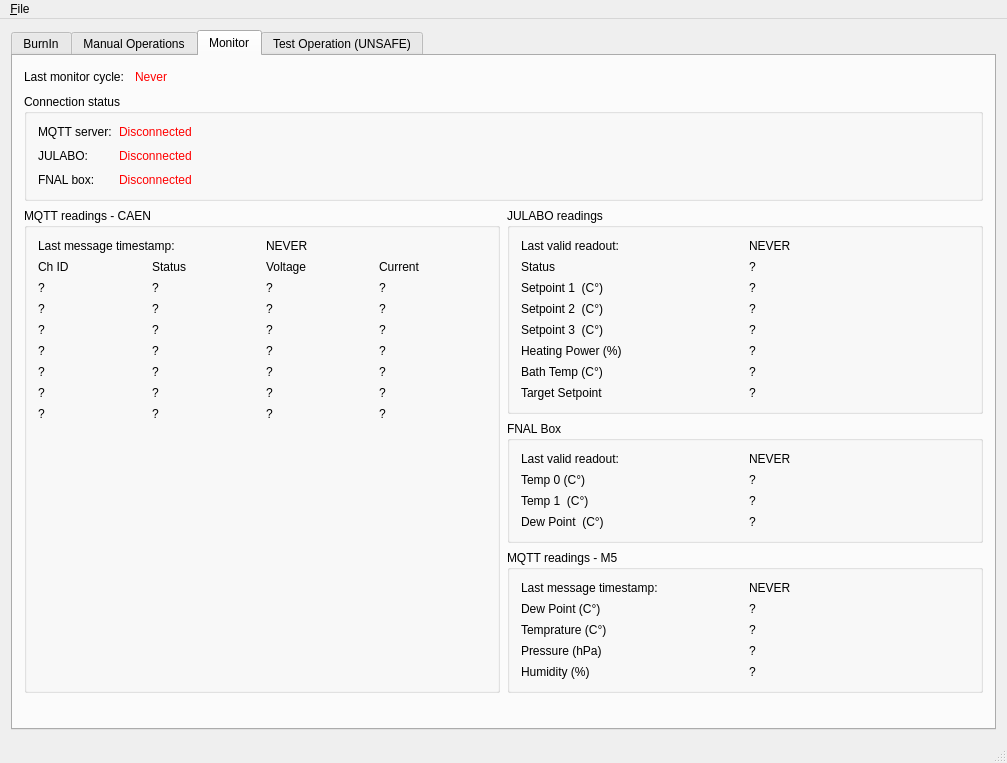
pisaoutertracker/BurnIn_Controller, file GUI.ui: the form before one commit.
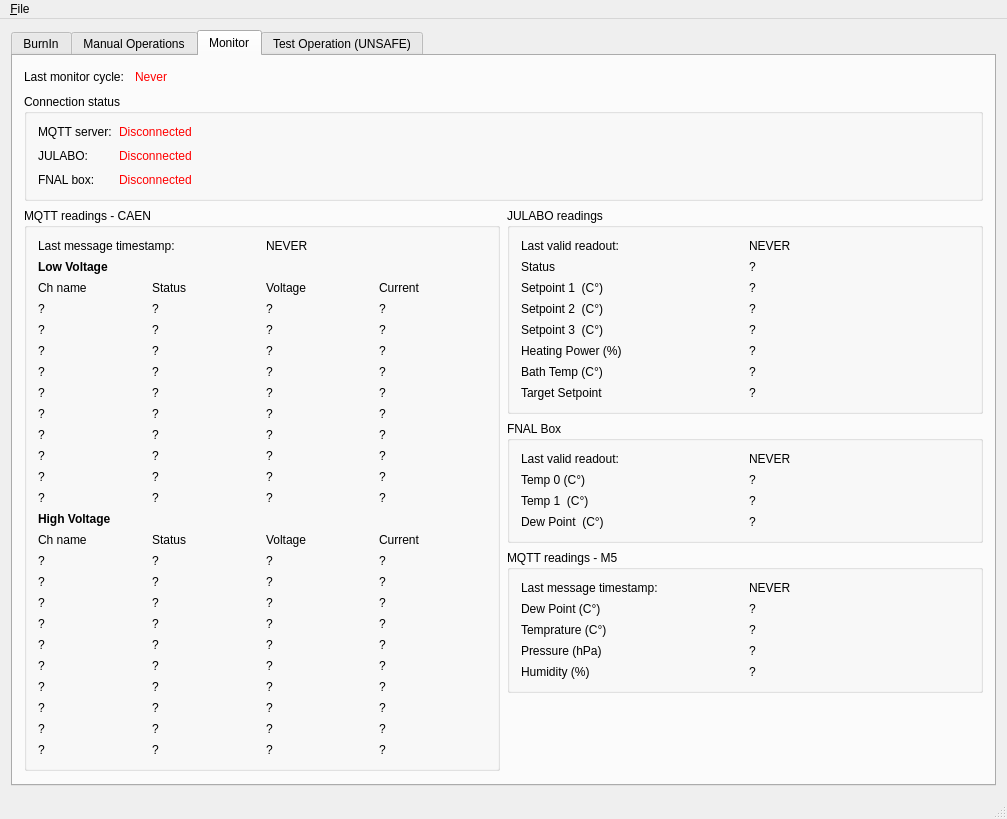
The form after the commit. The open tabs and pages were chosen to show the change. Icons and pictures are not drawn.

Commit message: Adjusting the number of CAEN channels

The edit to the form file:
```diff
--- a/GUI.ui
+++ b/GUI.ui
@@ -10,7 +10,7 @@
     <x>0</x>
     <y>0</y>
     <width>1007</width>
-    <height>763</height>
+    <height>777</height>
    </rect>
   </property>
   <property name="font">
@@ -38,7 +38,7 @@
        </font>
       </property>
       <property name="currentIndex">
-       <number>1</number>
+       <number>2</number>
       </property>
       <widget class="QWidget" name="BurnIn_tab">
        <attribute name="title">
@@ -507,14 +507,94 @@
         <item>
          <widget class="QGroupBox" name="groupBox_11">
           <property name="title">
-           <string>CAEN LV/HV</string>
+           <string>CAEN LV/HV (NOT YET WORKING)</string>
           </property>
           <layout class="QVBoxLayout" name="verticalLayout_13">
            <item>
             <layout class="QHBoxLayout" name="horizontalLayout_2">
+             <item>
+              <widget class="QLabel" name="label_93">
+               <property name="text">
+                <string>LV Ch:</string>
+               </property>
+              </widget>
+             </item>
              <item>
               <widget class="QComboBox" name="comboBox"/>
              </item>
+             <item>
+              <widget class="QLabel" name="label_91">
+               <property name="text">
+                <string>Status:</string>
+               </property>
+              </widget>
+             </item>
+             <item>
+              <widget class="QLabel" name="label_95">
+               <property name="text">
+                <string>?</string>
+               </property>
+              </widget>
+             </item>
+             <item>
+              <widget class="QLabel" name="label_96">
+               <property name="text">
+                <string>Voltage:</string>
+               </property>
+              </widget>
+             </item>
+             <item>
+              <widget class="QLabel" name="label_97">
+               <property name="text">
+                <string>?</string>
+               </property>
+              </widget>
+             </item>
+             <item>
+              <widget class="QLabel" name="label_98">
+               <property name="text">
+                <string>Current:</string>
+               </property>
+              </widget>
+             </item>
+             <item>
+              <widget class="QLabel" name="label_99">
+               <property name="text">
+                <string>?</string>
+               </property>
+              </widget>
+             </item>
+             <item>
+              <widget class="QPushButton" name="pushButton">
+               <property name="text">
+                <string>ON</string>
+               </property>
+              </widget>
+             </item>
+             <item>
+              <widget class="QPushButton" name="pushButton_2">
+               <property name="text">
+                <string>OFF</string>
+               </property>
+              </widget>
+             </item>
+             <item>
+              <widget class="QLabel" name="label_105">
+               <property name="text">
+                <string>Set voltage:</string>
+               </property>
+              </widget>
+             </item>
+             <item>
+              <widget class="QDoubleSpinBox" name="doubleSpinBox"/>
+             </item>
+             <item>
+              <widget class="QPushButton" name="pushButton_3">
+               <property name="text">
+                <string>Set Voltage</string>
+               </property>
+              </widget>
+             </item>
              <item>
               <spacer name="horizontalSpacer_10">
                <property name="orientation">
@@ -539,9 +619,89 @@
            </item>
            <item>
             <layout class="QHBoxLayout" name="horizontalLayout_3">
+             <item>
+              <widget class="QLabel" name="label_94">
+               <property name="text">
+                <string>HV Ch:</string>
+               </property>
+              </widget>
+             </item>
              <item>
               <widget class="QComboBox" name="comboBox_2"/>
              </item>
+             <item>
+              <widget class="QLabel" name="label_92">
+               <property name="text">
+                <string>Status:</string>
+               </property>
+              </widget>
+             </item>
+             <item>
+              <widget class="QLabel" name="label_100">
+               <property name="text">
+                <string>?</string>
+               </property>
+              </widget>
+             </item>
+             <item>
+              <widget class="QLabel" name="label_101">
+               <property name="text">
+                <string>Voltage:</string>
+               </property>
+              </widget>
+             </item>
+             <item>
+              <widget class="QLabel" name="label_102">
+               <property name="text">
+                <string>?</string>
+               </property>
+              </widget>
+             </item>
+             <item>
+              <widget class="QLabel" name="label_103">
+               <property name="text">
+                <string>Current:</string>
+               </property>
+              </widget>
+             </item>
+             <item>
+              <widget class="QLabel" name="label_104">
+               <property name="text">
+                <string>?</string>
+               </property>
+              </widget>
+             </item>
+             <item>
+              <widget class="QPushButton" name="pushButton_4">
+               <property name="text">
+                <string>ON</string>
+               </property>
+              </widget>
+             </item>
+             <item>
+              <widget class="QPushButton" name="pushButton_5">
+               <property name="text">
+                <string>OFF</string>
+               </property>
+              </widget>
+             </item>
+             <item>
+              <widget class="QLabel" name="label_106">
+               <property name="text">
+                <string>Set voltage:</string>
+               </property>
+              </widget>
+             </item>
+             <item>
+              <widget class="QDoubleSpinBox" name="doubleSpinBox_2"/>
+             </item>
+             <item>
+              <widget class="QPushButton" name="pushButton_6">
+               <property name="text">
+                <string>Set Voltage</string>
+               </property>
+              </widget>
+             </item>
              <item>
               <spacer name="horizontalSpacer_11">
                <property name="orientation">
@@ -739,8 +899,29 @@
                  </item>
                 </layout>
                </item>
+               <item>
+                <widget class="QLabel" name="label_2">
+                 <property name="font">
+                  <font>
+                   <pointsize>9</pointsize>
+                   <weight>75</weight>
+                   <bold>true</bold>
+                  </font>
+                 </property>
+                 <property name="text">
+                  <string>Low Voltage</string>
+                 </property>
+                </widget>
+               </item>
                <item>
                 <layout class="QGridLayout" name="gridLayout_5">
+                 <item row="2" column="1">
+                  <widget class="QLabel" name="LastLV01Status_tag">
+                   <property name="text">
+                    <string>?</string>
+                   </property>
+                  </widget>
+                 </item>
                  <item row="0" column="3">
                   <widget class="QLabel" name="label_25">
                    <property name="text">
@@ -748,22 +929,36 @@
                    </property>
                   </widget>
                  </item>
-                 <item row="0" column="0">
-                  <widget class="QLabel" name="label_22">
-                   <property name="text">
-                    <string>Ch ID</string>
-                   </property>
-                  </widget>
-                 </item>
                  <item row="1" column="0">
-                  <widget class="QLabel" name="CH00_ID">
+                  <widget class="QLabel" name="LV00ID_tag">
                    <property name="text">
                     <string>?</string>
                    </property>
                   </widget>
                  </item>
-                 <item row="2" column="0">
-                  <widget class="QLabel" name="CH01_ID">
+                 <item row="2" column="3">
+                  <widget class="QLabel" name="LastLV01Current_tag">
+                   <property name="text">
+                    <string>?</string>
+                   </property>
+                  </widget>
+                 </item>
+                 <item row="6" column="3">
+                  <widget class="QLabel" name="LastLV05Current_tag">
+                   <property name="text">
+                    <string>?</string>
+                   </property>
+                  </widget>
+                 </item>
+                 <item row="3" column="2">
+                  <widget class="QLabel" name="LastLV02Voltage_tag">
+                   <property name="text">
+                    <string>?</string>
+                   </property>
+                  </widget>
+                 </item>
+                 <item row="5" column="3">
+                  <widget class="QLabel" name="LastLV04Current_tag">
                    <property name="text">
                     <string>?</string>
                    </property>
@@ -776,6 +971,181 @@
                    </property>
                   </widget>
                  </item>
+                 <item row="6" column="2">
+                  <widget class="QLabel" name="LastLV05Voltage_tag">
+                   <property name="text">
+                    <string>?</string>
+                   </property>
+                  </widget>
+                 </item>
+                 <item row="6" column="1">
+                  <widget class="QLabel" name="LastLV05Status_tag">
+                   <property name="text">
+                    <string>?</string>
+                   </property>
+                  </widget>
+                 </item>
+                 <item row="9" column="0">
+                  <widget class="QLabel" name="LV08ID_tag">
+                   <property name="text">
+                    <string>?</string>
+                   </property>
+                  </widget>
+                 </item>
+                 <item row="2" column="0">
+                  <widget class="QLabel" name="LV01ID_tag">
+                   <property name="text">
+                    <string>?</string>
+                   </property>
+                  </widget>
+                 </item>
+                 <item row="0" column="0">
+                  <widget class="QLabel" name="label_22">
+                   <property name="text">
+                    <string>Ch name</string>
+                   </property>
+                  </widget>
+                 </item>
+                 <item row="3" column="0">
+                  <widget class="QLabel" name="LV02ID_tag">
+                   <property name="text">
+                    <string>?</string>
+                   </property>
+                  </widget>
+                 </item>
+                 <item row="4" column="1">
+                  <widget class="QLabel" name="LastLV03Status_tag">
+                   <property name="text">
+                    <string>?</string>
+                   </property>
+                  </widget>
+                 </item>
+                 <item row="7" column="1">
+                  <widget class="QLabel" name="LastLV06Status_tag">
+                   <property name="text">
+                    <string>?</string>
+                   </property>
+                  </widget>
+                 </item>
+                 <item row="7" column="0">
+                  <widget class="QLabel" name="LV06ID_tag">
+                   <property name="text">
+                    <string>?</string>
+                   </property>
+                  </widget>
+                 </item>
+                 <item row="7" column="2">
+                  <widget class="QLabel" name="LastLV06Voltage_tag">
+                   <property name="text">
+                    <string>?</string>
+                   </property>
+                  </widget>
+                 </item>
+                 <item row="8" column="0">
+                  <widget class="QLabel" name="LV07ID_tag">
+                   <property name="text">
+                    <string>?</string>
+                   </property>
+                  </widget>
+                 </item>
+                 <item row="1" column="1">
+                  <widget class="QLabel" name="LastLV00Status_tag">
+                   <property name="text">
+                    <string>?</string>
+                   </property>
+                  </widget>
+                 </item>
+                 <item row="5" column="2">
+                  <widget class="QLabel" name="LastLV04Voltage_tag">
+                   <property name="text">
+                    <string>?</string>
+                   </property>
+                  </widget>
+                 </item>
+                 <item row="4" column="3">
+                  <widget class="QLabel" name="LastLV03Current_tag">
+                   <property name="text">
+                    <string>?</string>
+                   </property>
+                  </widget>
+                 </item>
+                 <item row="1" column="2">
+                  <widget class="QLabel" name="LastLV00Voltage_tag">
+                   <property name="text">
+                    <string>?</string>
+                   </property>
+                  </widget>
+                 </item>
+                 <item row="5" column="1">
+                  <widget class="QLabel" name="LastLV04Status_tag">
+                   <property name="text">
+                    <string>?</string>
+                   </property>
+                  </widget>
+                 </item>
+                 <item row="4" column="2">
+                  <widget class="QLabel" name="LastLV03Voltage_tag">
+                   <property name="text">
+                    <string>?</string>
+                   </property>
+                  </widget>
+                 </item>
+                 <item row="6" column="0">
+                  <widget class="QLabel" name="LV05ID_tag">
+                   <property name="text">
+                    <string>?</string>
+                   </property>
+                  </widget>
+                 </item>
+                 <item row="3" column="3">
+                  <widget class="QLabel" name="LastLV02Current_tag">
+                   <property name="text">
+                    <string>?</string>
+                   </property>
+                  </widget>
+                 </item>
+                 <item row="4" column="0">
+                  <widget class="QLabel" name="LV03ID_tag">
+                   <property name="text">
+                    <string>?</string>
+                   </property>
+                  </widget>
+                 </item>
+                 <item row="5" column="0">
+                  <widget class="QLabel" name="LV04ID_tag">
+                   <property name="text">
+                    <string>?</string>
+                   </property>
+                  </widget>
+                 </item>
+                 <item row="7" column="3">
+                  <widget class="QLabel" name="LastLV06Current_tag">
+                   <property name="text">
+                    <string>?</string>
+                   </property>
+                  </widget>
+                 </item>
+                 <item row="8" column="1">
+                  <widget class="QLabel" name="LastLV07Status_tag">
+                   <property name="text">
+                    <string>?</string>
+                   </property>
+                  </widget>
+                 </item>
+                 <item row="1" column="3">
+                  <widget class="QLabel" name="LastLV00Current_tag">
+                   <property name="text">
+                    <string>?</string>
+                   </property>
+                  </widget>
+                 </item>
+                 <item row="2" column="2">
+                  <widget class="QLabel" name="LastLV01Voltage_tag">
+                   <property name="text">
+                    <string>?</string>
+                   </property>
+                  </widget>
+                 </item>
                  <item row="0" column="2">
                   <widget class="QLabel" name="label_24">
                    <property name="text">
@@ -783,183 +1153,397 @@
                    </property>
                   </widget>
                  </item>
-                 <item row="3" column="0">
-                  <widget class="QLabel" name="CH02_ID">
+                 <item row="3" column="1">
+                  <widget class="QLabel" name="LastLV02Status_tag">
                    <property name="text">
                     <string>?</string>
                    </property>
                   </widget>
                  </item>
-                 <item row="5" column="0">
-                  <widget class="QLabel" name="CH04_ID">
+                 <item row="10" column="0">
+                  <widget class="QLabel" name="LV09ID_tag">
                    <property name="text">
                     <string>?</string>
                    </property>
                   </widget>
                  </item>
-                 <item row="4" column="0">
-                  <widget class="QLabel" name="CH03_ID">
+                 <item row="10" column="1">
+                  <widget class="QLabel" name="LastLV09Status_tag">
                    <property name="text">
                     <string>?</string>
                    </property>
                   </widget>
                  </item>
+                 <item row="9" column="1">
+                  <widget class="QLabel" name="LastLV08Status_tag">
+                   <property name="text">
+                    <string>?</string>
+                   </property>
+                  </widget>
+                 </item>
+                 <item row="8" column="2">
+                  <widget class="QLabel" name="LastLV07Voltage_tag">
+                   <property name="text">
+                    <string>?</string>
+                   </property>
+                  </widget>
+                 </item>
+                 <item row="9" column="2">
+                  <widget class="QLabel" name="LastLV08Voltage_tag">
+                   <property name="text">
+                    <string>?</string>
+                   </property>
+                  </widget>
+                 </item>
+                 <item row="10" column="2">
+                  <widget class="QLabel" name="LastLV09Voltage_tag">
+                   <property name="text">
+                    <string>?</string>
+                   </property>
+                  </widget>
+                 </item>
+                 <item row="8" column="3">
+                  <widget class="QLabel" name="LastLV07Current_tag">
+                   <property name="text">
+                    <string>?</string>
+                   </property>
+                  </widget>
+                 </item>
+                 <item row="9" column="3">
+                  <widget class="QLabel" name="LastLV08Current_tag">
+                   <property name="text">
+                    <string>?</string>
+                   </property>
+                  </widget>
+                 </item>
+                 <item row="10" column="3">
+                  <widget class="QLabel" name="LastLV09Current_tag">
+                   <property name="text">
+                    <string>?</string>
+                   </property>
+                  </widget>
+                 </item>
+                </layout>
+               </item>
+               <item>
+                <widget class="QLabel" name="label_3">
+                 <property name="font">
+                  <font>
+                   <pointsize>9</pointsize>
+                   <weight>75</weight>
+                   <bold>true</bold>
+                  </font>
+                 </property>
+                 <property name="text">
+                  <string>High Voltage</string>
+                 </property>
+                </widget>
+               </item>
+               <item>
+                <layout class="QGridLayout" name="gridLayout_9">
                  <item row="7" column="0">
-                  <widget class="QLabel" name="CH06_ID">
+                  <widget class="QLabel" name="HV06ID_tag">
+                   <property name="text">
+                    <string>?</string>
+                   </property>
+                  </widget>
+                 </item>
+                 <item row="1" column="0">
+                  <widget class="QLabel" name="HV00ID_tag">
                    <property name="text">
                     <string>?</string>
                    </property>
                   </widget>
                  </item>
                  <item row="6" column="0">
-                  <widget class="QLabel" name="CH05_ID">
+                  <widget class="QLabel" name="HV05ID_tag">
+                   <property name="text">
+                    <string>?</string>
+                   </property>
+                  </widget>
+                 </item>
+                 <item row="10" column="0">
+                  <widget class="QLabel" name="HV09ID_tag">
                    <property name="text">
                     <string>?</string>
                    </property>
                   </widget>
                  </item>
                  <item row="1" column="1">
-                  <widget class="QLabel" name="CH00_ST">
+                  <widget class="QLabel" name="LastHV00Status_tag">
+                   <property name="text">
+                    <string>?</string>
+                   </property>
+                  </widget>
+                 </item>
+                 <item row="1" column="2">
+                  <widget class="QLabel" name="LastHV00Voltage_tag">
+                   <property name="text">
+                    <string>?</string>
+                   </property>
+                  </widget>
+                 </item>
+                 <item row="8" column="0">
+                  <widget class="QLabel" name="HV07ID_tag">
+                   <property name="text">
+                    <string>?</string>
+                   </property>
+                  </widget>
+                 </item>
+                 <item row="4" column="0">
+                  <widget class="QLabel" name="HV03ID_tag">
+                   <property name="text">
+                    <string>?</string>
+                   </property>
+                  </widget>
+                 </item>
+                 <item row="9" column="0">
+                  <widget class="QLabel" name="HV08ID_tag">
+                   <property name="text">
+                    <string>?</string>
+                   </property>
+                  </widget>
+                 </item>
+                 <item row="5" column="0">
+                  <widget class="QLabel" name="HV04ID_tag">
+                   <property name="text">
+                    <string>?</string>
+                   </property>
+                  </widget>
+                 </item>
+                 <item row="2" column="0">
+                  <widget class="QLabel" name="HV01ID_tag">
+                   <property name="text">
+                    <string>?</string>
+                   </property>
+                  </widget>
+                 </item>
+                 <item row="1" column="3">
+                  <widget class="QLabel" name="LastHV00Current_tag">
+                   <property name="text">
+                    <string>?</string>
+                   </property>
+                  </widget>
+                 </item>
+                 <item row="3" column="0">
+                  <widget class="QLabel" name="HV02ID_tag">
+                   <property name="text">
+                    <string>?</string>
+                   </property>
+                  </widget>
+                 </item>
+                 <item row="0" column="0">
+                  <widget class="QLabel" name="label_60">
+                   <property name="text">
+                    <string>Ch name</string>
+                   </property>
+                  </widget>
+                 </item>
+                 <item row="0" column="1">
+                  <widget class="QLabel" name="label_61">
+                   <property name="text">
+                    <string>Status</string>
+                   </property>
+                  </widget>
+                 </item>
+                 <item row="0" column="2">
+                  <widget class="QLabel" name="label_62">
+                   <property name="text">
+                    <string>Voltage</string>
+                   </property>
+                  </widget>
+                 </item>
+                 <item row="0" column="3">
+                  <widget class="QLabel" name="label_63">
+                   <property name="text">
+                    <string>Current</string>
+                   </property>
+                  </widget>
+                 </item>
+                 <item row="2" column="3">
+                  <widget class="QLabel" name="LastHV01Current_tag">
+                   <property name="text">
+                    <string>?</string>
+                   </property>
+                  </widget>
+                 </item>
+                 <item row="3" column="3">
+                  <widget class="QLabel" name="LastHV02Current_tag">
+                   <property name="text">
+                    <string>?</string>
+                   </property>
+                  </widget>
+                 </item>
+                 <item row="3" column="2">
+                  <widget class="QLabel" name="LastHV02Voltage_tag">
+                   <property name="text">
+                    <string>?</string>
+                   </property>
+                  </widget>
+                 </item>
+                 <item row="2" column="2">
+                  <widget class="QLabel" name="LastHV01Voltage_tag">
                    <property name="text">
                     <string>?</string>
                    </property>
                   </widget>
                  </item>
                  <item row="2" column="1">
-                  <widget class="QLabel" name="CH01_ST">
+                  <widget class="QLabel" name="LastHV01Status_tag">
                    <property name="text">
                     <string>?</string>
                    </property>
                   </widget>
                  </item>
                  <item row="3" column="1">
-                  <widget class="QLabel" name="CH02_ST">
+                  <widget class="QLabel" name="LastHV02Status_tag">
                    <property name="text">
                     <string>?</string>
                    </property>
                   </widget>
                  </item>
                  <item row="4" column="1">
-                  <widget class="QLabel" name="CH03_ST">
+                  <widget class="QLabel" name="LastHV03Status_tag">
                    <property name="text">
                     <string>?</string>
                    </property>
                   </widget>
                  </item>
                  <item row="5" column="1">
-                  <widget class="QLabel" name="CH04_ST">
+                  <widget class="QLabel" name="LastHV04Status_tag">
                    <property name="text">
                     <string>?</string>
                    </property>
                   </widget>
                  </item>
                  <item row="6" column="1">
-                  <widget class="QLabel" name="CH05_ST">
+                  <widget class="QLabel" name="LastHV05Status_tag">
                    <property name="text">
                     <string>?</string>
                    </property>
                   </widget>
                  </item>
-                 <item row="1" column="2">
-                  <widget class="QLabel" name="CH00_V">
+                 <item row="7" column="1">
+                  <widget class="QLabel" name="LastHV06Status_tag">
                    <property name="text">
                     <string>?</string>
                    </property>
                   </widget>
                  </item>
-                 <item row="2" column="2">
-                  <widget class="QLabel" name="CH01_V">
+                 <item row="8" column="1">
+                  <widget class="QLabel" name="LastHV07Status_tag">
                    <property name="text">
                     <string>?</string>
                    </property>
                   </widget>
                  </item>
-                 <item row="3" column="2">
-                  <widget class="QLabel" name="CH02_V">
+                 <item row="9" column="1">
+                  <widget class="QLabel" name="LastHV08Status_tag">
+                   <property name="text">
+                    <string>?</string>
+                   </property>
+                  </widget>
+                 </item>
+                 <item row="10" column="1">
+                  <widget class="QLabel" name="LastHV09Status_tag">
                    <property name="text">
                     <string>?</string>
                    </property>
                   </widget>
                  </item>
                  <item row="4" column="2">
-                  <widget class="QLabel" name="CH03_V">
+                  <widget class="QLabel" name="LastHV03Voltage_tag">
                    <property name="text">
                     <string>?</string>
                    </property>
                   </widget>
                  </item>
                  <item row="5" column="2">
-                  <widget class="QLabel" name="CH04_V">
-                   <property name="text">
-                    <string>?</string>
-                   </property>
-                  </widget>
-                 </item>
-                 <item row="6" column="2">
-                  <widget class="QLabel" name="CH05_V">
-                   <property name="text">
-                    <string>?</string>
-                   </property>
-                  </widget>
-                 </item>
-                 <item row="7" column="2">
-                  <widget class="QLabel" name="CH06_V">
-                   <property name="text">
-                    <string>?</string>
-                   </property>
-                  </widget>
-                 </item>
-                 <item row="1" column="3">
-                  <widget class="QLabel" name="CH00_I">
-                   <property name="text">
-                    <string>?</string>
-                   </property>
-                  </widget>
-                 </item>
-                 <item row="2" column="3">
-                  <widget class="QLabel" name="CH01_I">
-                   <property name="text">
-                    <string>?</string>
-                   </property>
-                  </widget>
-                 </item>
-                 <item row="3" column="3">
-                  <widget class="QLabel" name="CH02_I">
+                  <widget class="QLabel" name="LastHV04Voltage_tag">
                    <property name="text">
                     <string>?</string>
                    </property>
                   </widget>
                  </item>
                  <item row="4" column="3">
-                  <widget class="QLabel" name="CH03_I">
+                  <widget class="QLabel" name="LastHV03Current_tag">
                    <property name="text">
                     <string>?</string>
                    </property>
                   </widget>
                  </item>
                  <item row="5" column="3">
-                  <widget class="QLabel" name="CH04_I">
+                  <widget class="QLabel" name="LastHV04Current_tag">
+                   <property name="text">
+                    <string>?</string>
+                   </property>
+                  </widget>
+                 </item>
+                 <item row="6" column="2">
+                  <widget class="QLabel" name="LastHV05Voltage_tag">
                    <property name="text">
                     <string>?</string>
                    </property>
                   </widget>
                  </item>
                  <item row="6" column="3">
-                  <widget class="QLabel" name="CH05_I">
+                  <widget class="QLabel" name="LastHV05Current_tag">
+                   <property name="text">
+                    <string>?</string>
+                   </property>
+                  </widget>
+                 </item>
+                 <item row="7" column="2">
+                  <widget class="QLabel" name="LastHV06Voltage_tag">
                    <property name="text">
                     <string>?</string>
                    </property>
                   </widget>
                  </item>
                  <item row="7" column="3">
-                  <widget class="QLabel" name="CH06_I">
+                  <widget class="QLabel" name="LastHV06Current_tag">
                    <property name="text">
                     <string>?</string>
                    </property>
                   </widget>
                  </item>
-                 <item row="7" column="1">
-                  <widget class="QLabel" name="CH06_ST">
+                 <item row="8" column="2">
+                  <widget class="QLabel" name="LastHV07Voltage_tag">
+                   <property name="text">
+                    <string>?</string>
+                   </property>
+                  </widget>
+                 </item>
+                 <item row="8" column="3">
+                  <widget class="QLabel" name="LastHV07Current_tag">
+                   <property name="text">
+                    <string>?</string>
+                   </property>
+                  </widget>
+                 </item>
+                 <item row="9" column="3">
+                  <widget class="QLabel" name="LastHV08Current_tag">
+                   <property name="text">
+                    <string>?</string>
+                   </property>
+                  </widget>
+                 </item>
+                 <item row="9" column="2">
+                  <widget class="QLabel" name="LastHV08Voltage_tag">
+                   <property name="text">
+                    <string>?</string>
+                   </property>
+                  </widget>
+                 </item>
+                 <item row="10" column="2">
+                  <widget class="QLabel" name="LastHV09Voltage_tag">
+                   <property name="text">
+                    <string>?</string>
+                   </property>
+                  </widget>
+                 </item>
+                 <item row="10" column="3">
+                  <widget class="QLabel" name="LastHV09Current_tag">
                    <property name="text">
                     <string>?</string>
                    </property>
@@ -967,19 +1551,6 @@
                  </item>
                 </layout>
                </item>
-               <item>
-                <spacer name="verticalSpacer_3">
-                 <property name="orientation">
-                  <enum>Qt::Vertical</enum>
-                 </property>
-                 <property name="sizeHint" stdset="0">
-                  <size>
-                   <width>20</width>
-                   <height>40</height>
-                  </size>
-                 </property>
-                </spacer>
-               </item>
               </layout>
              </widget>
             </item>
@@ -1252,12 +1823,25 @@
               </layout>
              </widget>
             </item>
+            <item>
+             <spacer name="verticalSpacer_2">
+              <property name="orientation">
+               <enum>Qt::Vertical</enum>
+              </property>
+              <property name="sizeHint" stdset="0">
+               <size>
+                <width>20</width>
+                <height>40</height>
+               </size>
+              </property>
+             </spacer>
+            </item>
            </layout>
           </item>
          </layout>
         </item>
         <item>
-         <spacer name="verticalSpacer_2">
+         <spacer name="verticalSpacer_3">
           <property name="orientation">
            <enum>Qt::Vertical</enum>
           </property>
```
The commit also changes 2 other files.
